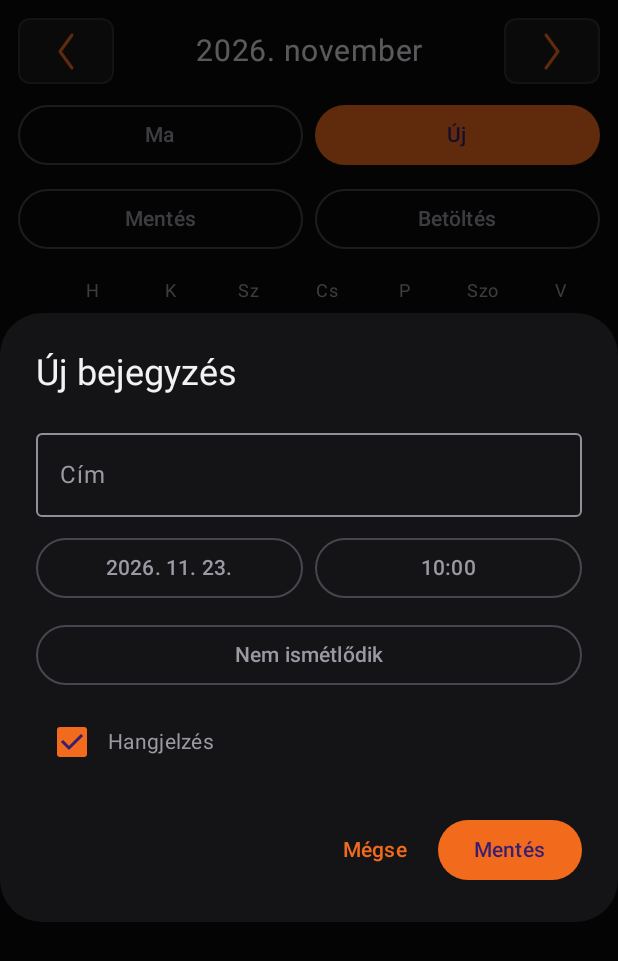
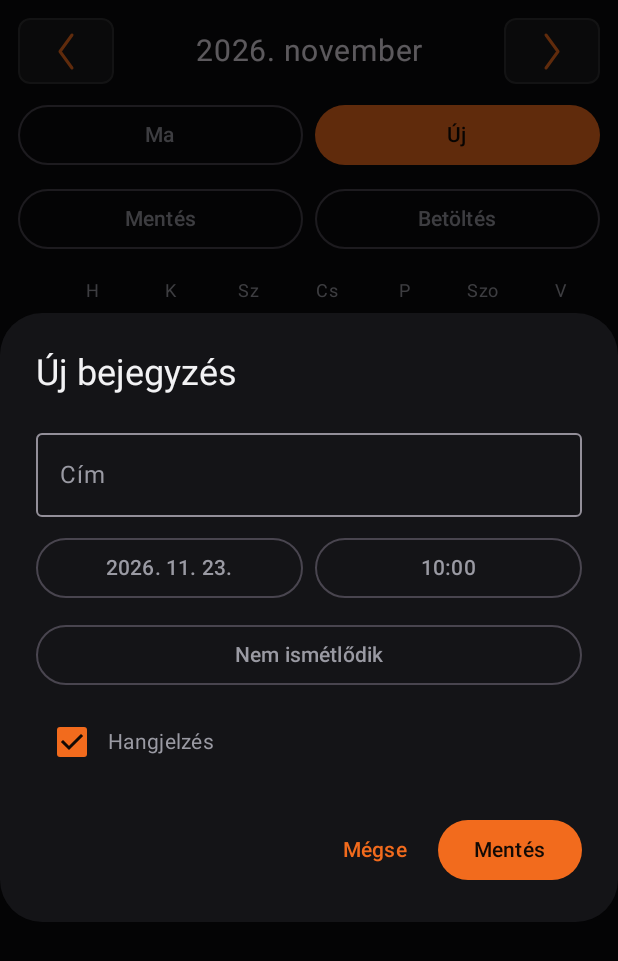
Before and after one commit to kalmar-imre-ai/naptar, an Android app built with Jetpack Compose: the screen it shows after launch (MainActivity), after a tap on "Új", on a phone screen of 412 x 824 dp. Shown: the top 961 px of the screen. Run offline under Robolectric (Android 15) with nearby library versions, the phone set to English and light mode, and no system bars.

Commit message:
Add onPrimary color to MaterialTheme

```diff
--- a/app/src/main/java/com/kalmarimre/naptar/MainActivity.kt
+++ b/app/src/main/java/com/kalmarimre/naptar/MainActivity.kt
@@ -39,9 +39,11 @@ class MainActivity : ComponentActivity() {
                 colorScheme = darkColorScheme(
                     background = Color(0xFF0B0B0D),
                     surface = Color(0xFF0B0B0D),
+                    surfaceContainerHigh = Color(0xFF141417),
                     onSurface = Color(0xFFF2F2F4),
                     onSurfaceVariant = Color(0xFF9A9AA3),
-                    primary = Color(0xFFF26B1D)
+                    primary = Color(0xFFF26B1D),
+                    onPrimary = Color(0xFF120A05)
                 )
             ) {
                 Surface(modifier = Modifier.fillMaxSize()) {
```
